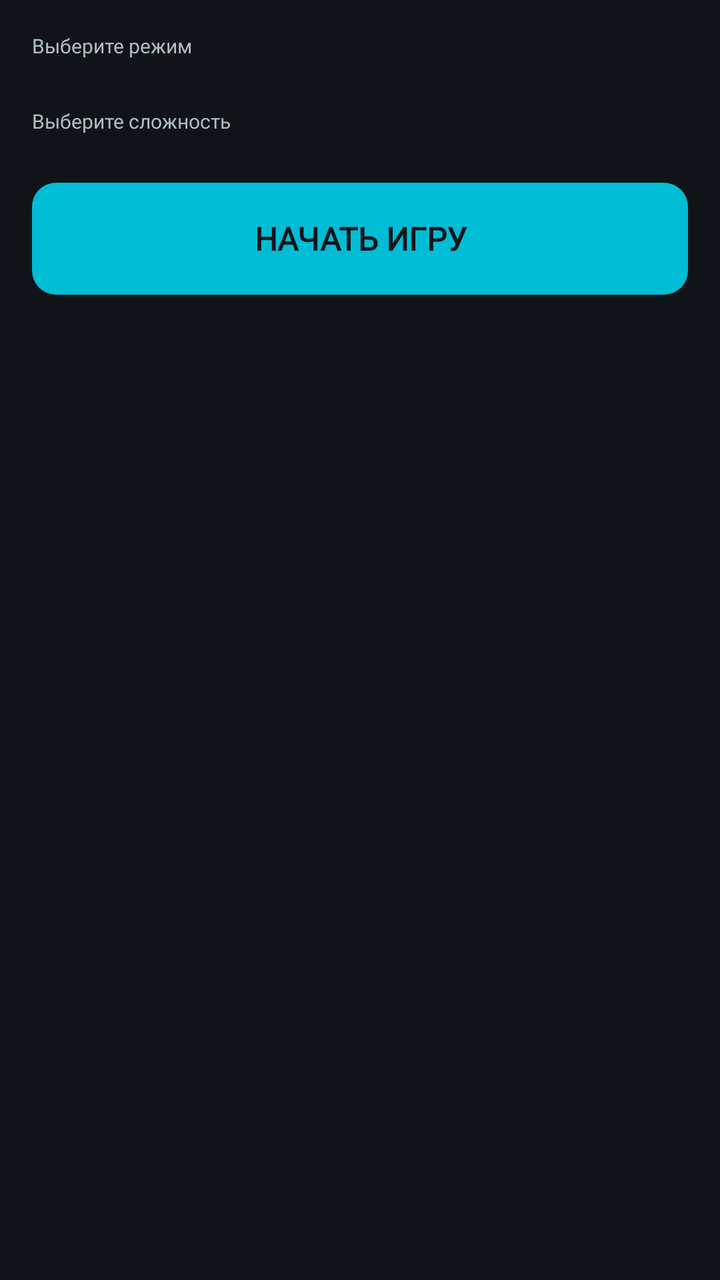
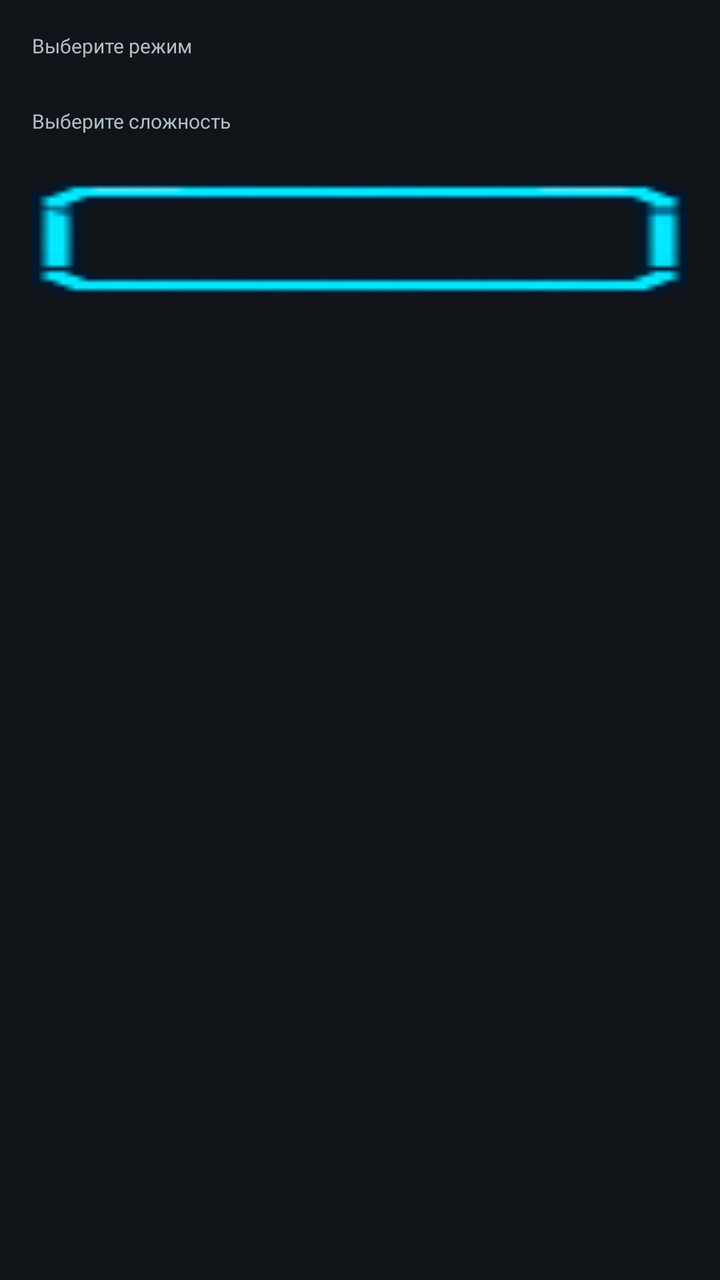

Before-and-after screenshots of an Android layout around one commit, followed by the original layout XML and the change that was made.
<!-- AndroidManifest.xml: application theme Theme.MinesweeperEvolution -->
<!-- res/layout/dialog_new_game.xml -->
<?xml version="1.0" encoding="utf-8"?>
<ScrollView xmlns:android="http://schemas.android.com/apk/res/android"
    android:layout_width="match_parent"
    android:layout_height="wrap_content"
    android:maxHeight="500dp">

    <LinearLayout
        android:layout_width="match_parent"
        android:layout_height="wrap_content"
        android:orientation="vertical"
        android:padding="16dp">

        <TextView
            android:layout_width="wrap_content"
            android:layout_height="wrap_content"
            android:fontFamily="@font/press_start_2p"
            android:text="@string/select_mode"
            android:textColor="@color/text_secondary"
            android:textSize="10sp"
            android:layout_marginBottom="8dp" />

        <LinearLayout
            android:id="@+id/newGameModesContainer"
            android:layout_width="match_parent"
            android:layout_height="wrap_content"
            android:orientation="vertical"
            android:layout_marginBottom="16dp" />

        <TextView
            android:layout_width="wrap_content"
            android:layout_height="wrap_content"
            android:fontFamily="@font/press_start_2p"
            android:text="@string/select_difficulty"
            android:textColor="@color/text_secondary"
            android:textSize="10sp"
            android:layout_marginBottom="8dp" />

        <LinearLayout
            android:id="@+id/newGameDiffContainer"
            android:layout_width="match_parent"
            android:layout_height="wrap_content"
            android:orientation="horizontal"
            android:weightSum="4"
            android:layout_marginBottom="16dp" />

        <Button
            android:id="@+id/btnStartGame"
            android:layout_width="match_parent"
            android:layout_height="56dp"
            android:background="@drawable/bg_button_primary"
            android:fontFamily="@font/pixelify_sans"
            android:text="@string/start_game"
            android:textColor="@color/bg_dark"
            android:textSize="16sp"
            android:textStyle="bold" />

    </LinearLayout>
</ScrollView>
<!-- resources referenced by this layout -->
<resources>
  <color name="bg_dark">#FF101418</color>
  <color name="text_secondary">#FFB0BEC5</color>
  <!-- drawable bg_button_primary (drawable) -->
  <?xml version="1.0" encoding="utf-8"?>
  <selector xmlns:android="http://schemas.android.com/apk/res/android">
      
      <item android:state_pressed="true">
          <shape android:shape="rectangle">
              <solid android:color="@color/accent_2"/>
              <corners android:radius="12dp"/>
          </shape>
      </item>
      
      <item>
          <shape android:shape="rectangle">
              <solid android:color="@color/accent"/>
              <corners android:radius="12dp"/>
          </shape>
      </item>
  </selector>
  <string name="select_difficulty">Выберите сложность</string>
  <string name="select_mode">Выберите режим</string>
  <string name="start_game">Начать игру</string>
  <style name="Theme.MinesweeperEvolution" parent="Theme.AppCompat.NoActionBar">
          <item name="colorPrimary">@color/accent</item>
          <item name="colorPrimaryDark">@color/accent_2</item>
          <item name="colorAccent">@color/accent</item>
          <item name="android:windowBackground">@color/bg_dark</item>
          <item name="android:textColorPrimary">@color/text_primary</item>
          <item name="android:textColorSecondary">@color/text_secondary</item>
          <item name="android:statusBarColor" tools:targetApi="l">@color/bg_dark</item>
          
          <item name="android:alertDialogTheme">@style/Theme.MinesweeperDialog</item>
          <item name="alertDialogTheme">@style/Theme.MinesweeperDialog</item>
      </style>
  <color name="accent_2">#FF26C6DA</color>
  <color name="accent">#FF00BCD4</color>
  <color name="text_primary">#FFECEFF1</color>
  <style name="Theme.MinesweeperDialog" parent="Theme.AppCompat.Dialog.Alert">
          <item name="android:windowBackground">@color/bg_panel</item>
          <item name="android:textColorPrimary">@color/text_primary</item>
          <item name="android:textColorSecondary">@color/text_secondary</item>
          <item name="colorAccent">@color/accent</item>
          <item name="android:buttonBarButtonStyle">@style/Widget.DialogButton</item>
      </style>
  <color name="bg_panel">#FF1A1F26</color>
  <style name="Widget.DialogButton" parent="Widget.AppCompat.Button.ButtonBar.AlertDialog">
          <item name="android:textColor">@color/accent</item>
      </style>
</resources>

<!-- the commit's change to res/layout/dialog_new_game.xml (unified diff, before → after) -->
@@ -47,7 +47,7 @@
             android:id="@+id/btnStartGame"
             android:layout_width="match_parent"
             android:layout_height="56dp"
-            android:background="@drawable/bg_button_primary"
+            android:background="@drawable/ui_button_active"
             android:fontFamily="@font/pixelify_sans"
             android:text="@string/start_game"
             android:textColor="@color/bg_dark"
<!-- resource entries referenced after the edit -->
@@ -2,24 +2,7 @@
 <resources>
   <color name="bg_dark">#FF101418</color>
   <color name="text_secondary">#FFB0BEC5</color>
-  <!-- drawable bg_button_primary (drawable) -->
-  <?xml version="1.0" encoding="utf-8"?>
-  <selector xmlns:android="http://schemas.android.com/apk/res/android">
-      
-      <item android:state_pressed="true">
-          <shape android:shape="rectangle">
-              <solid android:color="@color/accent_2"/>
-              <corners android:radius="12dp"/>
-          </shape>
-      </item>
-      
-      <item>
-          <shape android:shape="rectangle">
-              <solid android:color="@color/accent"/>
-              <corners android:radius="12dp"/>
-          </shape>
-      </item>
-  </selector>
+  <!-- drawable ui_button_active: png bitmap (drawable, 845 bytes) -->
   <string name="select_difficulty">Выберите сложность</string>
   <string name="select_mode">Выберите режим</string>
   <string name="start_game">Начать игру</string>
